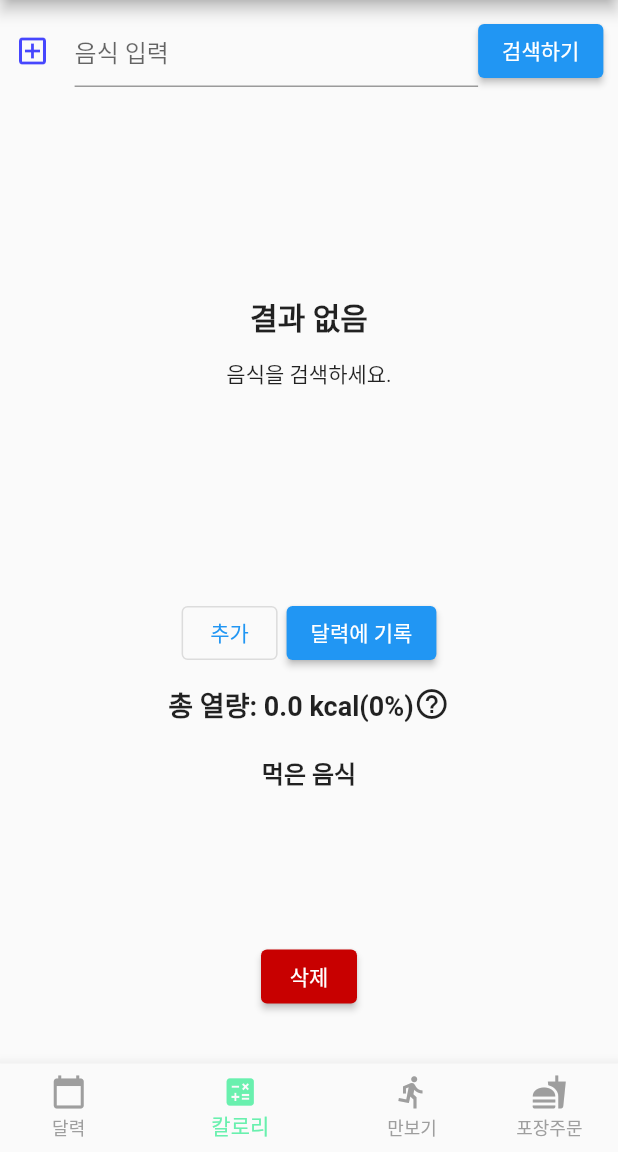
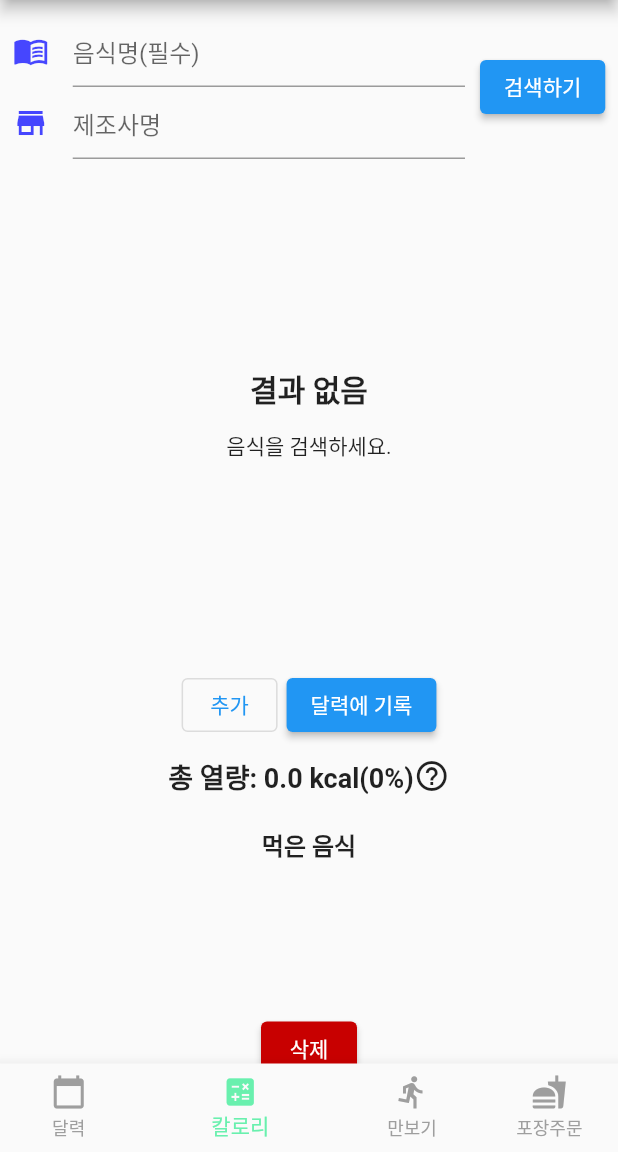
Before and after one commit to exerciseLog/exercise, a Flutter app: the screen it shows after launch, item 2 of the bottom bar chosen, on a phone screen of 412 x 824 dp, the part 84-1236 px from its top. Run offline on Flutter 3.47's test engine with Material 2 defaults, Android fonts, the phone set to English and light mode, and no system bars; our stand-ins replace drift, elegant_notification, firebase_auth, firebase_core, firebase_database, fluttertoast and 8 more; missing offline and left inert: flutter_cupertino_datetime_picker, flutter_polyline_points, home_widget; accounts and stored records are empty; generated files the repository leaves out were written again; Roboto replaces fonts that are missing (NaverNanum).

Commit message:
음식 제조사명 검색

```diff
--- a/lib/api_service.dart
+++ b/lib/api_service.dart
@@ -6,7 +6,7 @@ class ApiService {
   static const String url =
       "https://openapi.foodsafetykorea.go.kr/api/81084e1ce468417b9f5f/I2790/json/1/100";
 
-  static Future<List<NutApiModel>> getNutrition(String foodName) async {
+  static Future<List<NutApiModel>> getNutrition(String foodName, String madeName) async {
     List<NutApiModel> resList = [];
     final sendUrl = Uri.parse("$url/DESC_KOR=$foodName");
     final response = await http.get(sendUrl);
@@ -20,6 +20,9 @@ class ApiService {
         final instance = NutApiModel.fromJson(result);
         resList.add(instance);
       }
+      if(madeName != '') {
+        resList.removeWhere((e) => !e.maker.contains(madeName));
+      }
       return resList;
     }
     throw Error();
--- a/lib/main.dart
+++ b/lib/main.dart
@@ -1,3 +1,4 @@
+import 'dart:developer';
 import 'package:exercise_log/provider/api_provider.dart';
 import 'package:exercise_log/provider/calendar_provider.dart';
 import 'package:exercise_log/provider/bmi_provider.dart';
@@ -13,6 +14,7 @@ import 'package:provider/provider.dart';
 import 'package:drift/drift.dart' as drift;
 import 'package:firebase_core/firebase_core.dart';
 import 'firebase_options.dart';
+import 'package:firebase_auth/firebase_auth.dart';
 
 /// Called when Doing Background Work initiated from Widget
 @pragma("vm:entry-point")
@@ -51,13 +53,23 @@ class _MyAppState extends State<MyApp> {
     final database = DbHelper();
     GetIt.I.registerSingleton<DbHelper>(database);
     HomeWidget.registerBackgroundCallback(backgroundCallback);
+    Firebase.initializeApp(
+      options: DefaultFirebaseOptions.currentPlatform,
+    ).then((value) {
+      FirebaseAuth.instance
+      .authStateChanges()
+      .listen((User? user) {
+        if (user == null) {
+          log('User is currently signed out!');
+        } else {
+          log('User is signed in!');
+        }
+      });
+    });
   }
 
   @override
   Widget build(BuildContext context) {
-    Firebase.initializeApp(
-      options: DefaultFirebaseOptions.currentPlatform,
-    );
     return MultiProvider(
       providers: [
         ChangeNotifierProvider<ApiProvider>(
--- a/lib/model/place_model.dart
+++ b/lib/model/place_model.dart
@@ -1,9 +1,10 @@
 
 class PlaceModel {
-  final String rating, number, delivery, openNow, openDetail;
+  final String name, rating, number, delivery, openNow, openDetail;
 
   PlaceModel.detailfromJson(Map<String, dynamic> json)
-  : rating = json['result']['rating'].toString(),
+  : name = json['result']['name'],
+  rating = json['result']['rating'].toString(),
   number = json['result']['formatted_phone_number'] ?? '정보 없음',
   delivery = _confDelivery(json),
   openNow = _confOpenNow(json),
--- a/lib/provider/position_provider.dart
+++ b/lib/provider/position_provider.dart
@@ -85,7 +85,7 @@ class PositionProvider with ChangeNotifier {
 
   _placeDetailDialog(String placeId, BuildContext context) async {
     var url = "https://maps.googleapis.com/maps/api/place/details/json?language=ko&place_id=$placeId&key=$apiKey";
-    dev.log(url);
+
     get(Uri.parse(url)).then((value) {
       var body = jsonDecode(value.body);
       dev.log(body.toString());
@@ -100,6 +100,9 @@ class PositionProvider with ChangeNotifier {
             content: SingleChildScrollView(
               child: Column(
                 children: [
+                  Text(detail.name,
+                    style: const TextStyle(fontWeight: FontWeight.bold, fontSize: 20)
+                  ),
                   Row(
                     mainAxisAlignment: MainAxisAlignment.center,
                     children: [
--- a/lib/screens/nutrition_screen.dart
+++ b/lib/screens/nutrition_screen.dart
@@ -22,8 +22,8 @@ class NutApiPage extends StatefulWidget {
 
 class _NutApiPageState extends State<NutApiPage> {
   static const _pageSize = 10;
-  TextEditingController apiCtrl = TextEditingController();
-  TextEditingController dlgCtrl = TextEditingController();
+  TextEditingController foodCtrl = TextEditingController();
+  TextEditingController madeCtrl = TextEditingController();
   final PagingController<int, NutApiModel> _pagingController =
             PagingController(firstPageKey: 0);
 
@@ -103,20 +103,34 @@ class _NutApiPageState extends State<NutApiPage> {
                 children: [
                   Flexible(
                     flex: 3,
-                    child: TextFormField(
-                      controller: apiCtrl,
+                    child: Column(
+                      children: [
+                        TextFormField(
+                          controller: foodCtrl,
                           decoration: const InputDecoration(
-                        icon: Icon(Icons.add_box_outlined),
-                        hintText: '음식 입력',
+                            icon: Icon(Icons.menu_book),
+                            hintText: '음식명(필수)',
                             iconColor: Color.fromARGB(200, 20, 20, 255)),
+                        ),
+                        TextFormField(
+                          controller: madeCtrl,
+                          decoration: const InputDecoration(
+                            icon: Icon(Icons.store),
+                            hintText: '제조사명',
+                            iconColor: Color.fromARGB(200, 20, 20, 255)
+                          ),
+                        )
+                      ],
                     )
                   ),
+                  const SizedBox(width: 10),
                   Flexible(
                     flex: 1,
                     child: ElevatedButton(
                         onPressed: () async {
                           api.modifyBool();
-                          String foodName = apiCtrl.text;
+                          String foodName = foodCtrl.text;
+                          String madeName = madeCtrl.text;
                           if (foodName == '') {
                             ElegantNotification.error(
                               title: const Text("오류"),
@@ -127,11 +141,10 @@ class _NutApiPageState extends State<NutApiPage> {
                           }
 
                           try {
-                            List<NutApiModel> resultList = await ApiService.getNutrition(foodName);
+                            List<NutApiModel> resultList = await ApiService.getNutrition(foodName, madeName);
                             api.setResult(resultList);
                             _pagingController.refresh();
 
-                            apiCtrl.clear();
                             cal.resetList();
                           }
                           catch(err) {
--- a/lib/screens/walk_screen.dart
+++ b/lib/screens/walk_screen.dart
@@ -22,7 +22,7 @@ class _BmiScreenState extends State<BmiScreen> {
   double _previousY = 0.0;
   double _weight = 0.0; // 체중 변수 추가
   double _height = 0.0; // 신장 변수 추가
-  double _targetWeight = 0.0; // 감량해야 할 체중 변수 추가
+  final double _targetWeight = 0.0; // 감량해야 할 체중 변수 추가
   late Database _database;
 
   @override
@@ -147,7 +147,7 @@ class _BmiScreenState extends State<BmiScreen> {
       if (bmi >= 23.0) {
         double normalWeight = 23.0 * heightInMeters * heightInMeters;
         double targetWeight = _weight - normalWeight;
-        return targetWeight.toStringAsFixed(1) + 'kg';
+        return '${targetWeight.toStringAsFixed(1)}kg';
       } else {
         return '';
       }
@@ -193,6 +193,7 @@ class _BmiScreenState extends State<BmiScreen> {
                 ),
                 TextField(
                   onChanged: (value) {
+                    if(value == '') value = '0';
                     bmiProvider.setHeight(value);
                     setState(() {
                       _height = double.tryParse(value) ?? 0.0;
@@ -217,7 +218,7 @@ class _BmiScreenState extends State<BmiScreen> {
                   onPressed: () {
                     _saveSteps();
                   },
-                  child: Text('걸음 수 저장'), // 걸음 수 저장 버튼
+                  child: const Text('걸음 수 저장'), // 걸음 수 저장 버튼
                 ),
               ],
             ),
--- a/pubspec.yaml
+++ b/pubspec.yaml
@@ -63,6 +63,8 @@ dependencies:
   firebase_database: ^10.2.5
   url_launcher: ^6.1.11
   google_place: ^0.4.7
+  firebase_auth: ^4.10.1
+  google_sign_in: ^6.1.5
 
 dev_dependencies:
   flutter_test:
```
Also changed, not shown: lib/screens/map_screen.dart (+20 -1 lines), pubspec.lock, 4 other files. Lines whose indentation alone changed are shown as unchanged.
